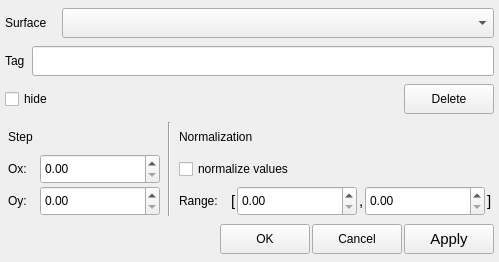
Qt form forms/surfaceconfigurationdialog.ui (usual-one/3DObjectVisualizer) before a commit.
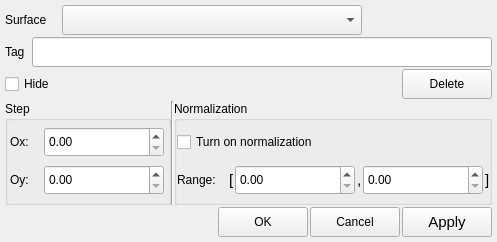
The same form after that commit.

Commit message: hide option implemented

Patch:
```diff
--- a/forms/surfaceconfigurationdialog.ui
+++ b/forms/surfaceconfigurationdialog.ui
@@ -6,8 +6,8 @@
    <rect>
     <x>0</x>
     <y>0</y>
-    <width>499</width>
-    <height>262</height>
+    <width>497</width>
+    <height>242</height>
    </rect>
   </property>
   <property name="sizePolicy">
@@ -18,14 +18,14 @@
   </property>
   <property name="minimumSize">
    <size>
-    <width>499</width>
-    <height>262</height>
+    <width>497</width>
+    <height>242</height>
    </size>
   </property>
   <property name="maximumSize">
    <size>
-    <width>499</width>
-    <height>262</height>
+    <width>497</width>
+    <height>242</height>
    </size>
   </property>
   <property name="windowTitle">
@@ -37,9 +37,9 @@
   <property name="modal">
    <bool>false</bool>
   </property>
-  <layout class="QVBoxLayout" name="verticalLayout">
+  <layout class="QVBoxLayout" name="verticalLayout_3">
    <property name="spacing">
-    <number>5</number>
+    <number>2</number>
    </property>
    <property name="leftMargin">
     <number>5</number>
@@ -102,7 +102,7 @@
        </property>
        <property name="maximumSize">
         <size>
-         <width>16777215</width>
+         <width>300</width>
          <height>30</height>
         </size>
        </property>
@@ -114,6 +114,19 @@
        </property>
       </widget>
      </item>
+     <item>
+      <spacer name="horizontalSpacer">
+       <property name="orientation">
+        <enum>Qt::Horizontal</enum>
+       </property>
+       <property name="sizeHint" stdset="0">
+        <size>
+         <width>0</width>
+         <height>30</height>
+        </size>
+       </property>
+      </spacer>
+     </item>
     </layout>
    </item>
    <item>
@@ -188,18 +201,18 @@
        </property>
        <property name="minimumSize">
         <size>
-         <width>50</width>
+         <width>55</width>
          <height>30</height>
         </size>
        </property>
        <property name="maximumSize">
         <size>
-         <width>50</width>
+         <width>55</width>
          <height>30</height>
         </size>
        </property>
        <property name="text">
-        <string>hide</string>
+        <string>Hide</string>
        </property>
       </widget>
      </item>
@@ -250,40 +263,31 @@
     </layout>
    </item>
    <item>
-    <layout class="QHBoxLayout" name="layout_params">
+    <layout class="QHBoxLayout" name="horizontalLayout">
      <property name="spacing">
-      <number>5</number>
+      <number>0</number>
      </property>
      <item>
-      <layout class="QVBoxLayout" name="layout_step">
-       <property name="spacing">
-        <number>2</number>
-       </property>
-       <item>
-        <widget class="QLabel" name="lbl_step">
-         <property name="sizePolicy">
-          <sizepolicy hsizetype="Fixed" vsizetype="Fixed">
-           <horstretch>0</horstretch>
-           <verstretch>0</verstretch>
-          </sizepolicy>
-         </property>
-         <property name="minimumSize">
-          <size>
-           <width>35</width>
-           <height>30</height>
-          </size>
-         </property>
-         <property name="maximumSize">
-          <size>
-           <width>35</width>
-           <height>30</height>
-          </size>
-         </property>
-         <property name="text">
+      <widget class="QGroupBox" name="groupBox">
+       <property name="title">
           <string>Step</string>
          </property>
-        </widget>
-       </item>
+       <layout class="QVBoxLayout" name="verticalLayout">
+        <property name="spacing">
+         <number>2</number>
+        </property>
+        <property name="leftMargin">
+         <number>0</number>
+        </property>
+        <property name="topMargin">
+         <number>0</number>
+        </property>
+        <property name="rightMargin">
+         <number>0</number>
+        </property>
+        <property name="bottomMargin">
+         <number>0</number>
+        </property>
        <item>
         <layout class="QHBoxLayout" name="layout_ox_step">
          <property name="spacing">
@@ -399,6 +403,7 @@
         </layout>
        </item>
       </layout>
+      </widget>
      </item>
      <item>
       <widget class="Line" name="line_params">
@@ -408,35 +413,26 @@
       </widget>
      </item>
      <item>
-      <layout class="QVBoxLayout" name="layout_normalization">
-       <property name="spacing">
-        <number>2</number>
-       </property>
-       <item>
-        <widget class="QLabel" name="lbl_normalization">
-         <property name="sizePolicy">
-          <sizepolicy hsizetype="Fixed" vsizetype="Fixed">
-           <horstretch>0</horstretch>
-           <verstretch>0</verstretch>
-          </sizepolicy>
-         </property>
-         <property name="minimumSize">
-          <size>
-           <width>100</width>
-           <height>30</height>
-          </size>
-         </property>
-         <property name="maximumSize">
-          <size>
-           <width>100</width>
-           <height>30</height>
-          </size>
-         </property>
-         <property name="text">
+      <widget class="QGroupBox" name="groupBox_2">
+       <property name="title">
           <string>Normalization</string>
          </property>
-        </widget>
-       </item>
+       <layout class="QVBoxLayout" name="verticalLayout_2">
+        <property name="spacing">
+         <number>2</number>
+        </property>
+        <property name="leftMargin">
+         <number>0</number>
+        </property>
+        <property name="topMargin">
+         <number>0</number>
+        </property>
+        <property name="rightMargin">
+         <number>0</number>
+        </property>
+        <property name="bottomMargin">
+         <number>0</number>
+        </property>
        <item>
         <widget class="QCheckBox" name="chbx_normalized">
          <property name="sizePolicy">
@@ -453,12 +449,12 @@
          </property>
          <property name="maximumSize">
           <size>
-           <width>135</width>
+            <width>170</width>
            <height>30</height>
           </size>
          </property>
          <property name="text">
-          <string>normalize values</string>
+           <string>Turn on normalization</string>
          </property>
          <property name="checked">
           <bool>false</bool>
@@ -654,6 +650,7 @@
         </layout>
        </item>
       </layout>
+      </widget>
      </item>
     </layout>
    </item>
```
Lines whose indentation alone changed are shown as unchanged. The commit also changes 43 other files.
